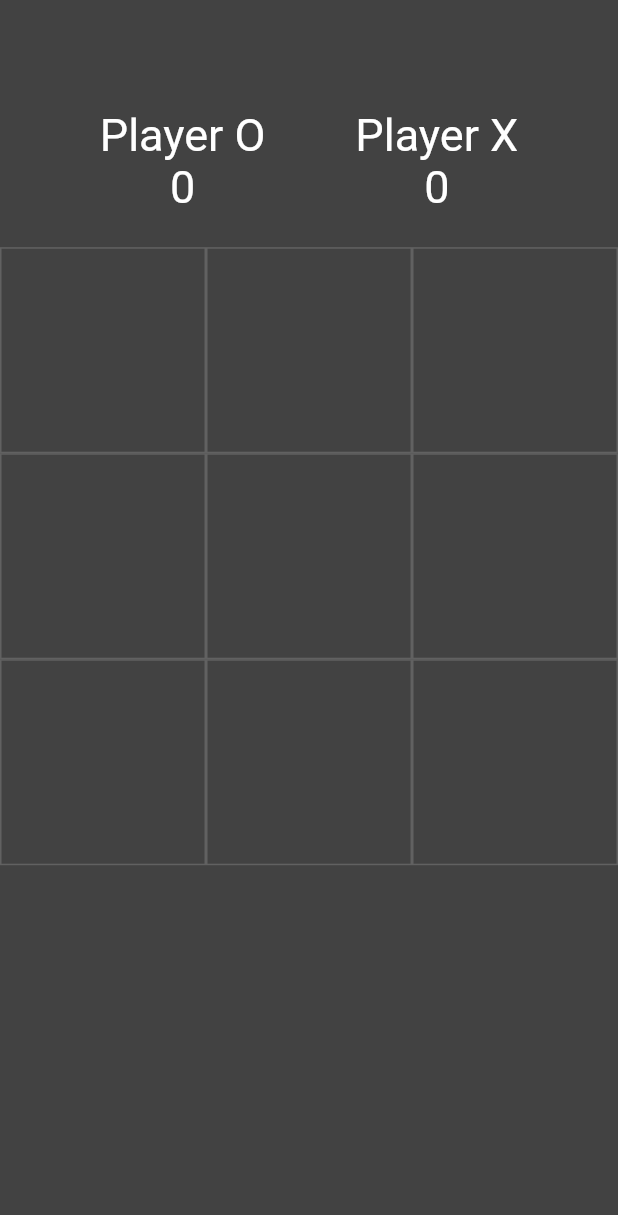
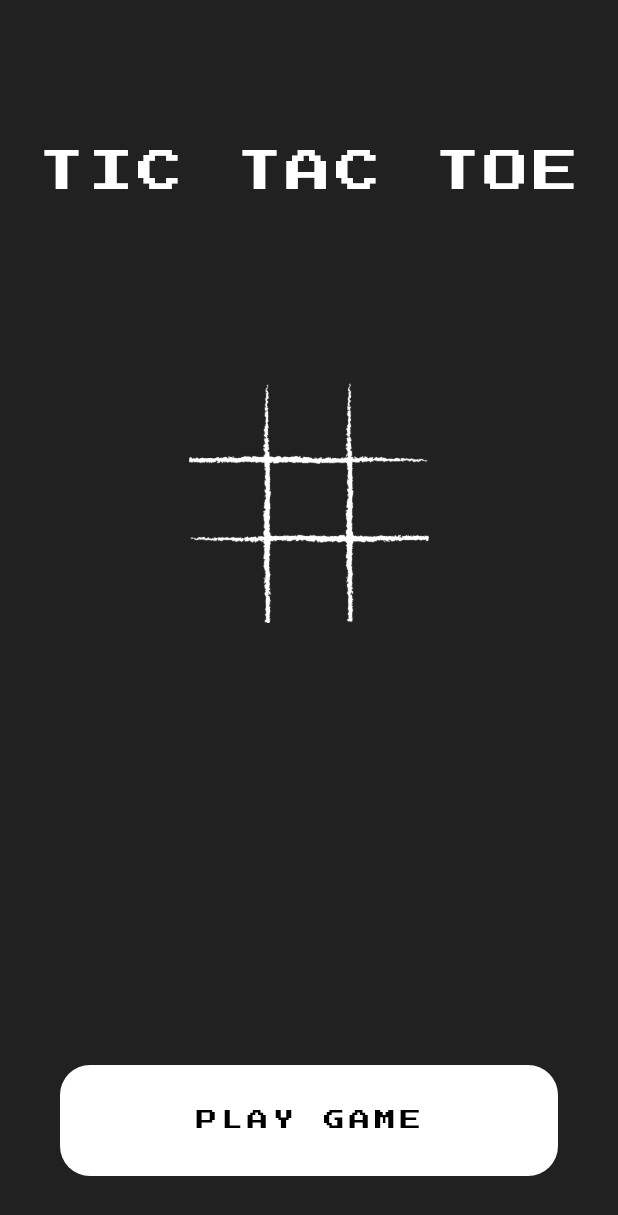
Before and after one commit to rabin245/tictactoe, a Flutter app: the screen it shows after launch, on a phone screen of 412 x 824 dp. Shown: the top 1215 px of the screen. Run offline on Flutter 3.47's test engine with Material 2 defaults, Android fonts, the phone set to English and light mode, and no system bars; drawn by our look-alikes of avatar_glow; our stand-ins replace google_fonts.

```diff
--- a/lib/main.dart
+++ b/lib/main.dart
@@ -1,6 +1,15 @@
+import 'package:avatar_glow/avatar_glow.dart';
 import 'package:flutter/material.dart';
+import 'package:tictactoe_game/homepage.dart';
+import 'package:flutter/services.dart';
+import 'package:google_fonts/google_fonts.dart';
 
 void main() {
+  WidgetsFlutterBinding.ensureInitialized();
+  SystemChrome.setPreferredOrientations([
+    DeviceOrientation.portraitDown,
+    DeviceOrientation.portraitUp,
+  ]);
   runApp(const MyApp());
 }
 
@@ -11,224 +20,91 @@ class MyApp extends StatelessWidget {
   Widget build(BuildContext context) {
     return const MaterialApp(
       debugShowCheckedModeBanner: false,
-      home: HomePage(),
+      home: IntroScreen(),
     );
   }
 }
 
-class HomePage extends StatefulWidget {
-  const HomePage({Key? key}) : super(key: key);
+class IntroScreen extends StatefulWidget {
+  const IntroScreen({Key? key}) : super(key: key);
 
   @override
-  _HomePageState createState() => _HomePageState();
+  _IntroScreenState createState() => _IntroScreenState();
 }
 
-class _HomePageState extends State<HomePage> {
-  bool ohTurn = true; //first player is O
-  List<String> displayExOh = ['', '', '', '', '', '', '', '', ''];
-  TextStyle kmyTextStyle = const TextStyle(color: Colors.white, fontSize: 30);
-  int ohScore = 0;
-  int exScore = 0;
-  int filledBoxes = 0;
-
+class _IntroScreenState extends State<IntroScreen> {
+  static var myNewFont = GoogleFonts.pressStart2p(
+      textStyle: const TextStyle(color: Colors.black, letterSpacing: 3));
+  static var myNewFontWhite = GoogleFonts.pressStart2p(
+      textStyle: const TextStyle(color: Colors.white, letterSpacing: 3));
   @override
   Widget build(BuildContext context) {
     return Scaffold(
-      backgroundColor: Colors.grey[800],
-      body: Column(
-        children: [
-          Expanded(
-            child: Row(
-              mainAxisAlignment: MainAxisAlignment.center,
-              children: [
-                Padding(
-                  padding: const EdgeInsets.fromLTRB(30, 50, 30, 0),
-                  child: Column(
-                    mainAxisAlignment: MainAxisAlignment.center,
-                    children: [
-                      Text('Player O', style: kmyTextStyle),
-                      Text(ohScore.toString(), style: kmyTextStyle),
-                    ],
+      backgroundColor: Colors.grey.shade900,
+      body: Center(
+        child: Column(
+          mainAxisAlignment: MainAxisAlignment.center,
+          children: [
+            Expanded(
+              child: Padding(
+                padding: const EdgeInsets.only(top: 100.0),
+                child: Text(
+                  'TIC TAC TOE',
+                  style: myNewFontWhite.copyWith(fontSize: 30),
+                ),
+              ),
+            ),
+            Expanded(
+              flex: 2,
+              child: AvatarGlow(
+                endRadius: 140,
+                duration: const Duration(seconds: 2),
+                glowColor: Colors.white,
+                repeat: true,
+                repeatPauseDuration: const Duration(seconds: 1),
+                startDelay: const Duration(seconds: 1),
+                child: Container(
+                  decoration: const BoxDecoration(shape: BoxShape.circle),
+                  child: CircleAvatar(
+                    radius: 80,
+                    backgroundColor: Colors.grey[900],
+                    child: Image.asset(
+                      'images/tictactoelogo.png',
+                      color: Colors.white,
+                      fit: BoxFit.scaleDown,
+                    ),
                   ),
                 ),
-                Padding(
-                  padding: const EdgeInsets.fromLTRB(30, 50, 30, 0),
-                  child: Column(
-                    mainAxisAlignment: MainAxisAlignment.center,
-                    children: [
-                      Text('Player X', style: kmyTextStyle),
-                      Text(exScore.toString(), style: kmyTextStyle),
-                    ],
+              ),
+            ),
+            const Spacer(),
+            GestureDetector(
+              child: Padding(
+                padding: const EdgeInsets.all(40.0),
+                child: Container(
+                  padding: const EdgeInsets.all(30.0),
+                  decoration: BoxDecoration(
+                    color: Colors.white,
+                    borderRadius: BorderRadius.circular(20),
+                  ),
+                  child: Center(
+                    child: Text(
+                      'PLAY GAME',
+                      style: myNewFont,
+                    ),
                   ),
                 ),
-              ],
-            ),
-          ),
-          Expanded(
-            flex: 3,
-            child: GridView.builder(
-              itemCount: 9,
-              gridDelegate: const SliverGridDelegateWithFixedCrossAxisCount(
-                  crossAxisCount: 3),
-              itemBuilder: (context, index) {
-                return GestureDetector(
-                  onTap: () {
-                    _tapped(index);
-                  },
-                  child: Container(
-                    decoration: BoxDecoration(
-                      border: Border.all(color: Colors.grey.shade700),
-                    ),
-                    child: Center(
-                      child: Text(
-                        displayExOh[index],
-                        style: const TextStyle(
-                          color: Colors.white,
-                          fontSize: 40,
-                        ),
-                      ),
-                    ),
-                  ),
+              ),
+              onTap: () {
+                Navigator.push(
+                  context,
+                  MaterialPageRoute(builder: (context) => const HomePage()),
                 );
               },
             ),
-          ),
-          Expanded(
-            child: Container(),
-          ),
-        ],
+          ],
+        ),
       ),
     );
   }
-
-  void _tapped(index) {
-    setState(() {
-      if (ohTurn && displayExOh[index] == '') {
-        displayExOh[index] = 'o';
-        filledBoxes += 1;
-      } else if (!ohTurn && displayExOh[index] == '') {
-        displayExOh[index] = 'x';
-        filledBoxes += 1;
-      }
-      ohTurn = !ohTurn;
-      _checkWinner();
-    });
-  }
-
-  void _checkWinner() {
-    // checks 1st row
-    if (displayExOh[0] == displayExOh[1] &&
-        displayExOh[0] == displayExOh[2] &&
-        displayExOh[0] != '') {
-      _showWinDialog(displayExOh[0]);
-    }
-
-    // checks 2nd row
-    if (displayExOh[3] == displayExOh[4] &&
-        displayExOh[3] == displayExOh[5] &&
-        displayExOh[3] != '') {
-      _showWinDialog(displayExOh[3]);
-    }
-
-    // checks 3rd row
-    if (displayExOh[6] == displayExOh[7] &&
-        displayExOh[6] == displayExOh[8] &&
-        displayExOh[6] != '') {
-      _showWinDialog(displayExOh[6]);
-    }
-
-    // checks 1st column
-    if (displayExOh[0] == displayExOh[3] &&
-        displayExOh[0] == displayExOh[6] &&
-        displayExOh[0] != '') {
-      _showWinDialog(displayExOh[0]);
-    }
-
-    // checks 2nd column
-    if (displayExOh[1] == displayExOh[4] &&
-        displayExOh[1] == displayExOh[7] &&
-        displayExOh[1] != '') {
-      _showWinDialog(displayExOh[1]);
-    }
-
-    // checks 3rd column
-    if (displayExOh[2] == displayExOh[5] &&
-        displayExOh[2] == displayExOh[8] &&
-        displayExOh[2] != '') {
-      _showWinDialog(displayExOh[2]);
-    }
-
-    // checks diagonal
-    if (displayExOh[6] == displayExOh[4] &&
-        displayExOh[6] == displayExOh[2] &&
-        displayExOh[6] != '') {
-      _showWinDialog(displayExOh[6]);
-    }
-
-    // checks diagonal
-    if (displayExOh[0] == displayExOh[4] &&
-        displayExOh[0] == displayExOh[8] &&
-        displayExOh[0] != '') {
-      _showWinDialog(displayExOh[0]);
-    } else if (filledBoxes == 9) {
-      _showDrawDialog();
-    }
-  }
-
-  void _showWinDialog(String winner) {
-    showDialog(
-      barrierDismissible: false,
-      context: context,
-      builder: (context) {
-        return AlertDialog(
-          title: Text('Winner is ' + winner.toUpperCase()),
-          actions: [
-            TextButton(
-              child: const Text('Play again'),
-              onPressed: () {
-                _clearBoard();
-                Navigator.of(context).pop();
-              },
-            ),
-          ],
-        );
-      },
-    );
-
-    if (winner == 'o') {
-      ohScore += 1;
-    } else if (winner == 'x') {
-      exScore += 1;
-    }
-  }
-
-  void _clearBoard() {
-    setState(() {
-      for (int index = 0; index < 9; index++) {
-        displayExOh[index] = '';
-      }
-    });
-    filledBoxes = 0;
-  }
-
-  void _showDrawDialog() {
-    showDialog(
-      barrierDismissible: false,
-      context: context,
-      builder: (context) {
-        return AlertDialog(
-          title: Text('Draw'),
-          actions: [
-            TextButton(
-              child: const Text('Play again'),
-              onPressed: () {
-                _clearBoard();
-                Navigator.of(context).pop();
-              },
-            ),
-          ],
-        );
-      },
-    );
-  }
 }
```
Also changed, not shown: lib/homepage.dart (added, +229 -0 lines).
